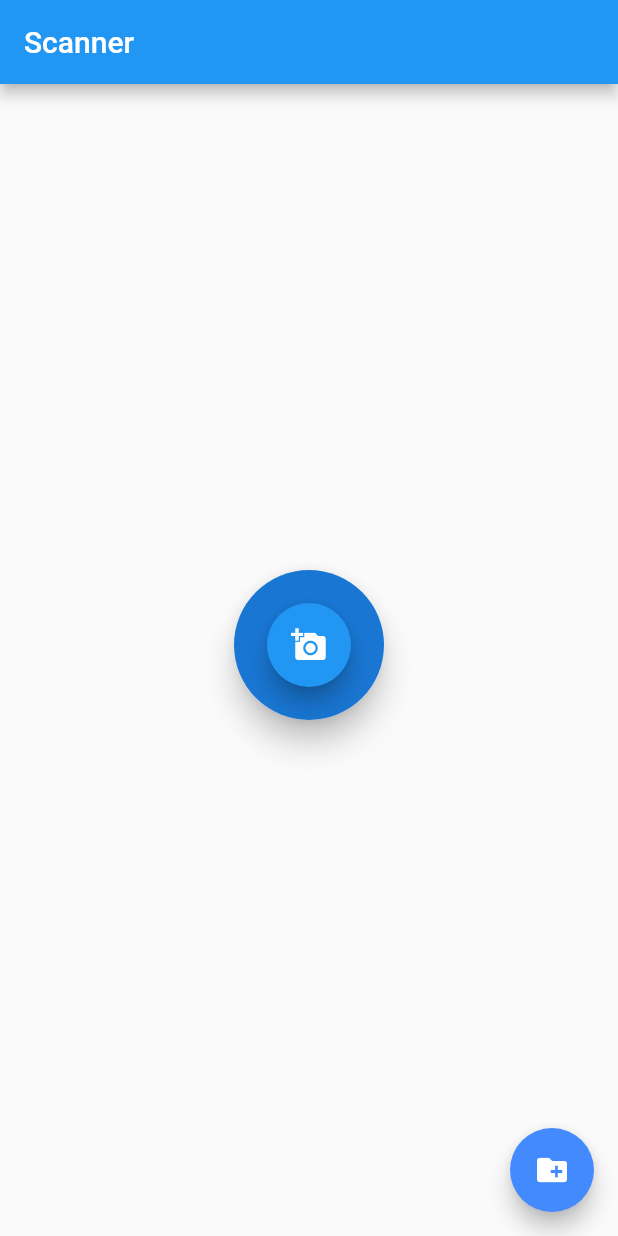
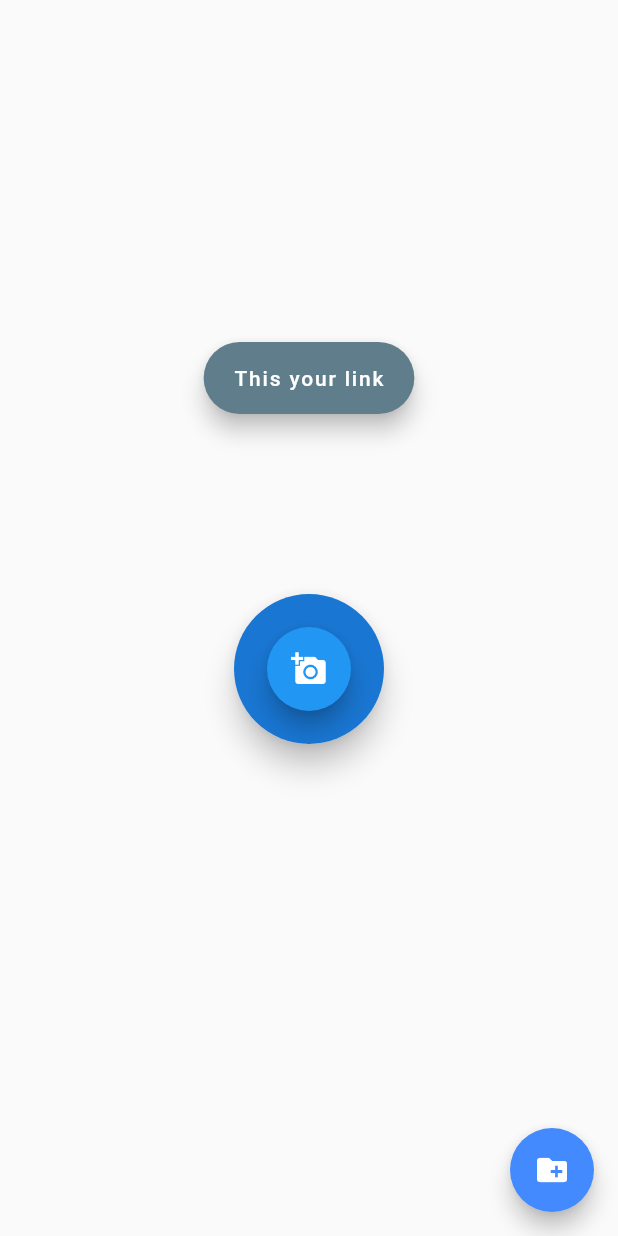
Before and after one commit to riosesac/QRScan, a Flutter app: the screen it shows after launch, on a phone screen of 412 x 824 dp. Run offline on Flutter 3.47's test engine with Material 2 defaults, Android fonts, the phone set to English and light mode, and no system bars; drawn by our look-alikes of avatar_glow; missing offline and left inert: qrscan.

```diff
--- /dev/null
+++ b/lib/Akses/Model/produkModel.dart
@@ -0,0 +1,20 @@
+class ProdukModel {
+  String nama;
+  String code;
+  String link;
+  String qrcode;
+
+  ProdukModel({
+    this.nama,
+    this.code,
+    this.link,
+    this.qrcode,
+  });
+
+  factory ProdukModel.fromJson(Map<String, dynamic> json) => ProdukModel(
+        nama: json['nama'],
+        code: json['code'],
+        link: json['link'],
+        qrcode: json['qrcode'],
+      );
+}
--- /dev/null
+++ b/lib/Akses/Service/produkService.dart
@@ -0,0 +1,11 @@
+import 'package:flutter/material.dart';
+import 'package:qrcode/Akses/Model/produkModel.dart';
+import 'package:http/http.dart' show Client;
+
+class ProdukService extends ChangeNotifier {
+  List<ProdukModel> _data = [];
+  List<ProdukModel> get dataProduk => _data;
+  final url = 'http://tiketpintar.com/api';
+  Client http = Client();
+
+}
--- /dev/null
+++ b/lib/Home/home.dart
@@ -0,0 +1,106 @@
+import 'package:flutter/material.dart';
+import 'package:qrcode/Produk/produk.dart';
+import 'package:qrscan/qrscan.dart' as scanner;
+import 'package:url_launcher/url_launcher.dart';
+import 'package:avatar_glow/avatar_glow.dart';
+
+class Home extends StatelessWidget {
+  @override
+  Widget build(BuildContext context) {
+    return Scaffold(
+      body: HomeDetail(),
+    );
+  }
+}
+
+class HomeDetail extends StatefulWidget {
+  @override
+  _HomeDetailState createState() => _HomeDetailState();
+}
+
+class _HomeDetailState extends State<HomeDetail> {
+  String scanResult = '';
+  Future scanQR() async {
+    String cameraScan = await scanner.scan();
+    setState(() {
+      scanResult = cameraScan;
+    });
+  }
+
+  void initState() {
+    scanQR();
+    super.initState();
+  }
+
+  Future scanQRSecond() async {
+    String cameraScan = await scanner.scan();
+    setState(() {
+      scanResult = cameraScan;
+    });
+  }
+
+  Future<void> launchUrl(String urls) async {
+    if (await canLaunch(urls)) {
+      await launch(urls);
+    } else {
+      await launch("https://www.google.com/search?q=$urls");
+    }
+  }
+
+  @override
+  Widget build(BuildContext context) {
+    return Scaffold(
+      body: Center(
+        child: Column(
+          mainAxisAlignment: MainAxisAlignment.center,
+          children: <Widget>[
+            scanResult == ''
+                ? FloatingActionButton.extended(
+                    onPressed: scanQRSecond,
+                    label: Text('This your link'),
+                    backgroundColor: Colors.blueGrey,
+                  )
+                : FloatingActionButton.extended(
+                    onPressed: () => launchUrl(scanResult),
+                    label: Text('Press to Link'),
+                    icon: Icon(Icons.link),
+                    backgroundColor: Colors.lightGreen,
+                  ),
+            SizedBox(
+              height: 20,
+            ),
+            AvatarGlow(
+              glowColor: Colors.blue,
+              endRadius: 150.0,
+              duration: Duration(milliseconds: 2000),
+              repeat: true,
+              showTwoGlows: true,
+              repeatPauseDuration: Duration(milliseconds: 100),
+              child: Material(
+                elevation: 8.0,
+                shape: CircleBorder(),
+                child: CircleAvatar(
+                  backgroundColor: Colors.blue[10],
+                  child: FloatingActionButton(
+                    child: Icon(Icons.add_a_photo),
+                    backgroundColor: Colors.blue[10],
+                    onPressed: scanQRSecond,
+                  ),
+                  radius: 50.0,
+                ),
+              ),
+            ),
+          ],
+        ),
+      ),
+      floatingActionButton: FloatingActionButton(
+        onPressed: () {
+          Navigator.push(
+              context, MaterialPageRoute(builder: (context) => Produk()));
+        },
+        child: Icon(Icons.create_new_folder),
+        backgroundColor: Colors.blueAccent,
+      ),
+    );
+  }
+}
--- /dev/null
+++ b/lib/Produk/produk.dart
@@ -0,0 +1,20 @@
+import 'package:flutter/material.dart';
+
+class Produk extends StatelessWidget {
+  @override
+  Widget build(BuildContext context) {
+    return Scaffold(body: ProdukDetail());
+  }
+}
+
+class ProdukDetail extends StatefulWidget {
+  @override
+  _ProdukDetailState createState() => _ProdukDetailState();
+}
+
+class _ProdukDetailState extends State<ProdukDetail> {
+  @override
+  Widget build(BuildContext context) {
+    return Container();
+  }
+}
--- a/lib/main.dart
+++ b/lib/main.dart
@@ -1,7 +1,7 @@
 import 'package:flutter/material.dart';
-import 'package:qrscan/qrscan.dart' as scanner;
-import 'package:url_launcher/url_launcher.dart';
-import 'package:avatar_glow/avatar_glow.dart';
+import 'package:provider/provider.dart';
+import 'package:qrcode/Akses/Service/produkService.dart';
+import 'package:qrcode/Home/home.dart';
 
 void main() {
   runApp(MyApp());
@@ -10,116 +10,18 @@ void main() {
 class MyApp extends StatelessWidget {
   @override
   Widget build(BuildContext context) {
-    return MaterialApp(
-      debugShowCheckedModeBanner: false,
-      home: MyHomePage(title: 'Scanner'),
-    );
-  }
-}
-
-class MyHomePage extends StatefulWidget {
-  MyHomePage({Key key, this.title}) : super(key: key);
-
-  final String title;
-
-  @override
-  _MyHomePageState createState() => _MyHomePageState();
-}
-
-class _MyHomePageState extends State<MyHomePage> {
-  String scanResult = '';
-  Future scanQR() async {
-    String cameraScan = await scanner.scan();
-    setState(() {
-      scanResult = cameraScan;
-    });
-  }
-
-  void initState() {
-    scanQR();
-    super.initState();
-  }
-
-  Future scanQRSecond() async {
-    String cameraScan = await scanner.scan();
-    setState(() {
-      scanResult = cameraScan;
-    });
-  }
-
-  Future<void> launchUrl(String urls) async {
-    if (await canLaunch(urls)) {
-      await launch(urls);
-    } else {
-      await launch("https://www.google.com/search?q=$urls");
-    }
-  }
-
-  @override
-  Widget build(BuildContext context) {
-    return Scaffold(
-      appBar: AppBar(
-        title: Text(widget.title),
-      ),
-      body: Center(
-        child: Column(
-          mainAxisAlignment: MainAxisAlignment.center,
-          children: <Widget>[
-            scanResult == ''
-                ? AvatarGlow(
-                    glowColor: Colors.blue,
-                    endRadius: 150.0,
-                    duration: Duration(milliseconds: 2000),
-                    repeat: true,
-                    showTwoGlows: true,
-                    repeatPauseDuration: Duration(milliseconds: 100),
-                    child: Material(
-                      elevation: 8.0,
-                      shape: CircleBorder(),
-                      child: CircleAvatar(
-                        backgroundColor: Colors.blue[10],
-                        child: FloatingActionButton(
-                          child: Icon(Icons.add_a_photo),
-                          backgroundColor: Colors.blue[10],
-                          onPressed: scanQRSecond,
-                        ),
-                        radius: 50.0,
-                      ),
-                    ),
-                  )
-                : AvatarGlow(
-                    glowColor: Colors.green,
-                    endRadius: 150.0,
-                    duration: Duration(milliseconds: 2000),
-                    repeat: true,
-                    showTwoGlows: true,
-                    repeatPauseDuration: Duration(milliseconds: 100),
-                    child: Material(
-                      elevation: 8.0,
-                      shape: CircleBorder(),
-                      child: CircleAvatar(
-                        backgroundColor: Colors.greenAccent[100],
-                        child: FloatingActionButton(
-                          child: Icon(Icons.link),
-                          backgroundColor: Colors.greenAccent[100],
-                          onPressed: () => launchUrl(scanResult),
-                        ),
-                        radius: 50.0,
-                      ),
-                    ),
-                  ),
-            SizedBox(
-              height: 20,
-            ),
-          ],
+    return MultiProvider(
+      providers: [
+        ChangeNotifierProvider<ProdukService>(
+          create: (_) => ProdukService(),
         ),
-      ),
-      floatingActionButton: FloatingActionButton(
-        onPressed: () {
-          // Add your onPressed code here!
+      ],
+      child: MaterialApp(
+        debugShowCheckedModeBanner: false,
+        initialRoute: '/',
+        routes: {
+          '/': (context) => Home(),
         },
-        child: Icon(Icons.create_new_folder),
-        backgroundColor: Colors.blueAccent,
       ),
     );
   }
--- a/pubspec.yaml
+++ b/pubspec.yaml
@@ -31,6 +31,8 @@ dependencies:
   qrscan: ^0.2.17
   url_launcher: ^5.5.0
   avatar_glow: ^1.2.0
+  provider: ^4.1.2
+  http: ^0.12.1
 
 
 dev_dependencies:
```
Also changed, not shown: pubspec.lock.
